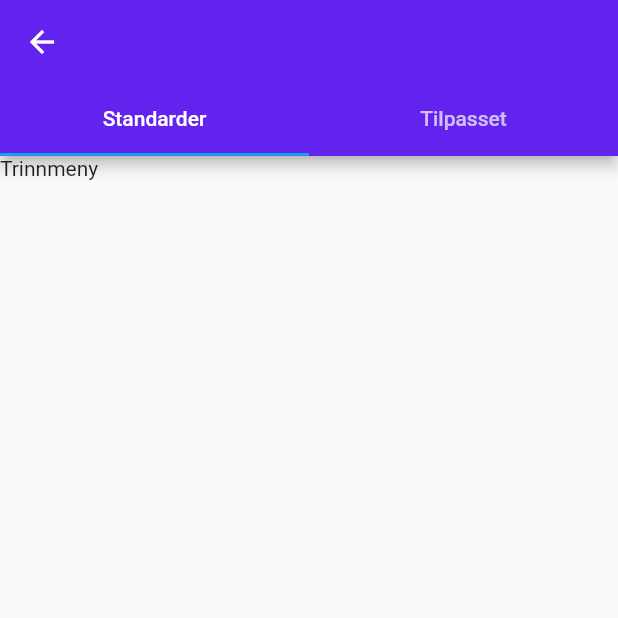
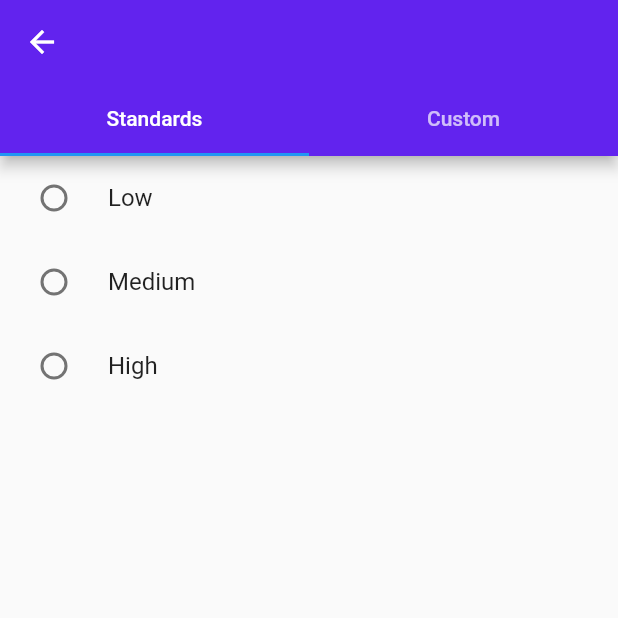
Before and after one commit to larrycaw/heat-vitality, a Flutter app: the screen it shows after launch, after a tap on "Adrian's varmehanske", on a phone screen of 412 x 824 dp, the top half of it. Run offline on Flutter 3.47's test engine with Material 2 defaults, Android fonts, the light colour scheme and no system bars; our stand-ins replace easy_localization, flutter_spinkit, syncfusion_flutter_gauges.

Commit message:
heat steps ui, dashboard title translation fix, navigator.push fix

```diff
--- a/assets/translation/en-GB.json
+++ b/assets/translation/en-GB.json
@@ -23,5 +23,12 @@
 
   "units": "Units",
   "mySettings": "Settings",
-  "myBluetoothDevices": "Connect to devices"
+  "myBluetoothDevices": "Connect to devices",
+
+  "tempLow": "Low",
+  "tempMedium": "Medium",
+  "tempHigh": "High",
+
+  "tabStandards": "Standards",
+  "tabCustom": "Custom"
 }
--- a/lib/pages/glove_settings.dart
+++ b/lib/pages/glove_settings.dart
@@ -1,6 +1,8 @@
 import 'package:flutter/material.dart';
 import 'package:syncfusion_flutter_gauges/gauges.dart';
-//import 'package:easy_localization/easy_localization.dart';
+import 'package:easy_localization/easy_localization.dart';
+
+//enum heatSteps {low, medium, high}
 
 class GloveSettings extends StatefulWidget {
   @override
@@ -13,6 +15,11 @@ class _GloveSettingsState extends State<GloveSettings> {
   final double minDegree = 0;
   final double maxDegree = 100;
   final double thermostatWidth = 33;
+  int selectedRadioTile;
+  int selectedRadio;
+
+
+  List<String> options = ["tempLow".tr(), "tempMedium".tr(), "tempHigh".tr()];
 
   double _degreeValue = 100;
   int batteryPercentage = 100;
@@ -35,6 +42,19 @@ class _GloveSettingsState extends State<GloveSettings> {
   }
 
   @override
+  void initState() {
+    super.initState();
+    selectedRadio = 0;
+    selectedRadioTile = 0;
+  }
+
+  setSelectedRadioTile(int val) {
+    setState(() {
+      selectedRadioTile = val;
+    });
+  }
+
+  @override
   Widget build(BuildContext context) {
     return MaterialApp(
         home: DefaultTabController(
@@ -43,7 +63,7 @@ class _GloveSettingsState extends State<GloveSettings> {
               appBar: AppBar(
                 backgroundColor: Color(0xFF6223EE),
                 bottom: TabBar(
-                  tabs: [Tab(text: "Standarder"), Tab(text: "Tilpasset")],
+                  tabs: [Tab(text: "tabStandards".tr()), Tab(text: "tabCustom".tr())],
                 ),
                 leading: IconButton(
                   icon: Icon(Icons.arrow_back),
@@ -54,7 +74,46 @@ class _GloveSettingsState extends State<GloveSettings> {
               //Tab-innhold
               body: TabBarView(
                 children: [
-                  Text("Trinnmeny"), //add radio-menu here
+                  //Text("Trinnmeny"), //add radio-menu here
+                  Column(
+                    children: <Widget>[
+                      RadioListTile(
+                        value: 1,
+                        groupValue: selectedRadioTile,
+                        title: Text(options[0]),
+                        onChanged: (val) {
+                          print("Pressed radio: " + options[0]);
+                          setSelectedRadioTile(val);
+                        },
+                        activeColor: Color(0xFF6223EE),
+                        selected: false,
+                      ),
+                      RadioListTile(
+                        value: 2,
+                        groupValue: selectedRadioTile,
+                        title: Text(options[1]),
+                        onChanged: (val) {
+                          print("Pressed radio: " + options[1]);
+                          setSelectedRadioTile(val);
+                        },
+                        activeColor: Color(0xFF6223EE),
+                        selected: false,
+                      ),
+                      RadioListTile(
+                        value: 3,
+                        groupValue: selectedRadioTile,
+                        title: Text(options[2]),
+                        onChanged: (val) {
+                          print("Pressed radio: " + options[2]);
+                          setSelectedRadioTile(val);
+                        },
+                        activeColor: Color(0xFF6223EE),
+                        selected: false,
+                      )
+                    ],
+                  ),
+
+
                   Column(
                     children: [
                       SfRadialGauge(
```
Also changed, not shown: assets/translation/no-NO.json (+8 -1 lines), lib/pages/dashboard.dart (+7 -3 lines).
